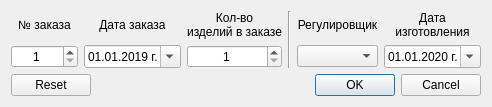
First picture: the form in database/addsernums.ui, repository XRay3D/BitHuffman, before the edit.
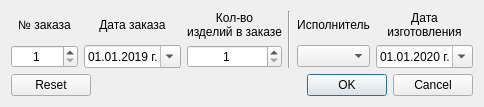
Second picture: the form after the edit.

Commit message: 18/5/20 Регулировщик -> Исполнитель

The edit to the form file:
```diff
--- a/database/addsernums.ui
+++ b/database/addsernums.ui
@@ -79,7 +79,7 @@
    <item row="0" column="4">
     <widget class="QLabel" name="label_3">
      <property name="text">
-      <string>Регулировщик</string>
+      <string>Исполнитель</string>
      </property>
      <property name="alignment">
       <set>Qt::AlignCenter</set>
```
The commit also changes 9 other files.
